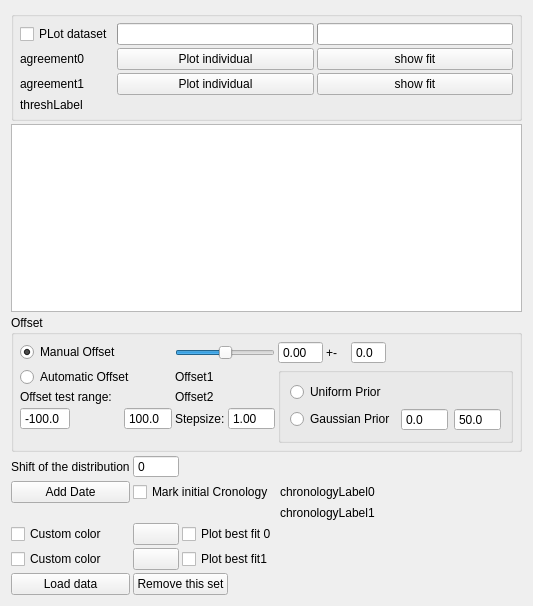
Above: Library/UIFiles/DatasetWidget.ui from Theserich/Wigglematcher before the change. Below: the same form after it.
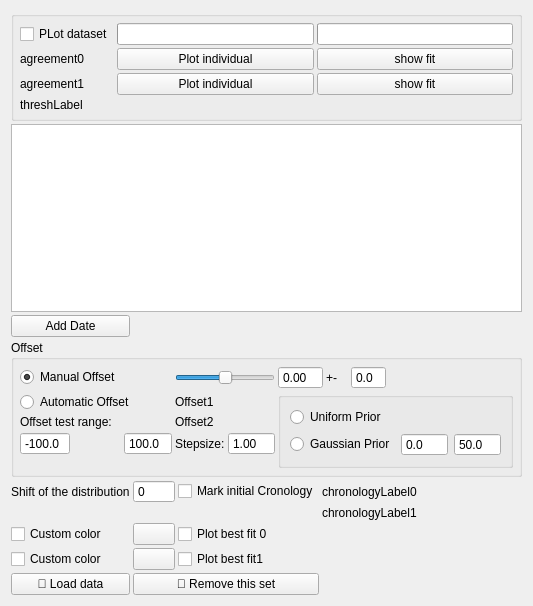
That is the form after the change. Custom widgets are drawn as their Qt base class.

The edit to the form file:
```diff
--- a/Library/UIFiles/DatasetWidget.ui
+++ b/Library/UIFiles/DatasetWidget.ui
@@ -20,99 +20,6 @@
    <property name="spacing">
     <number>3</number>
    </property>
-   <item row="11" column="2" colspan="3">
-    <widget class="QCheckBox" name="ChronoCheck">
-     <property name="text">
-      <string>Mark initial Cronology</string>
-     </property>
-    </widget>
-   </item>
-   <item row="5" column="1" colspan="8">
-    <widget class="MyTableView" name="tableView"/>
-   </item>
-   <item row="14" column="2">
-    <widget class="QPushButton" name="colorButton1">
-     <property name="text">
-      <string/>
-     </property>
-    </widget>
-   </item>
-   <item row="10" column="2">
-    <widget class="QSpinBox" name="shiftEdit">
-     <property name="buttonSymbols">
-      <enum>QAbstractSpinBox::NoButtons</enum>
-     </property>
-     <property name="minimum">
-      <number>-1000</number>
-     </property>
-     <property name="maximum">
-      <number>1000</number>
-     </property>
-    </widget>
-   </item>
-   <item row="11" column="1">
-    <widget class="QPushButton" name="addButton">
-     <property name="text">
-      <string>Add Date</string>
-     </property>
-    </widget>
-   </item>
-   <item row="13" column="1">
-    <widget class="QCheckBox" name="colorCheck0">
-     <property name="text">
-      <string>Custom color</string>
-     </property>
-    </widget>
-   </item>
-   <item row="14" column="1">
-    <widget class="QCheckBox" name="colorCheck1">
-     <property name="text">
-      <string>Custom color</string>
-     </property>
-    </widget>
-   </item>
-   <item row="13" column="2">
-    <widget class="QPushButton" name="colorButton0">
-     <property name="text">
-      <string/>
-     </property>
-    </widget>
-   </item>
-   <item row="13" column="3" colspan="5">
-    <widget class="QCheckBox" name="showCheck0">
-     <property name="text">
-      <string>Plot best fit 0</string>
-     </property>
-    </widget>
-   </item>
-   <item row="14" column="3" colspan="5">
-    <widget class="QCheckBox" name="showCheck1">
-     <property name="text">
-      <string>Plot best fit1</string>
-     </property>
-    </widget>
-   </item>
-   <item row="10" column="1">
-    <widget class="QLabel" name="label_4">
-     <property name="text">
-      <string>Shift of the distribution</string>
-     </property>
-    </widget>
-   </item>
-   <item row="15" column="1">
-    <widget class="QPushButton" name="loadButton">
-     <property name="text">
-      <string>Load data</string>
-     </property>
-    </widget>
-   </item>
-   <item row="15" column="2" colspan="2">
-    <widget class="QPushButton" name="deleteButton">
-     <property name="text">
-      <string>Remove this set</string>
-     </property>
-    </widget>
-   </item>
    <item row="0" column="1" colspan="8">
     <widget class="QGroupBox" name="groupBox">
      <property name="title">
@@ -225,7 +132,7 @@
      </layout>
     </widget>
    </item>
-   <item row="6" column="1" rowspan="3" colspan="8">
+   <item row="7" column="1" rowspan="3" colspan="8">
     <widget class="QGroupBox" name="groupBox_2">
      <property name="layoutDirection">
       <enum>Qt::LeftToRight</enum>
@@ -467,14 +374,107 @@
      </layout>
     </widget>
    </item>
-   <item row="11" column="5">
+   <item row="14" column="1">
+    <widget class="QCheckBox" name="colorCheck0">
+     <property name="text">
+      <string>Custom color</string>
+     </property>
+    </widget>
+   </item>
+   <item row="5" column="1" colspan="8">
+    <widget class="MyTableView" name="tableView"/>
+   </item>
+   <item row="11" column="2">
+    <widget class="QSpinBox" name="shiftEdit">
+     <property name="buttonSymbols">
+      <enum>QAbstractSpinBox::NoButtons</enum>
+     </property>
+     <property name="minimum">
+      <number>-1000</number>
+     </property>
+     <property name="maximum">
+      <number>1000</number>
+     </property>
+    </widget>
+   </item>
+   <item row="15" column="2">
+    <widget class="QPushButton" name="colorButton1">
+     <property name="text">
+      <string/>
+     </property>
+    </widget>
+   </item>
+   <item row="15" column="3" colspan="5">
+    <widget class="QCheckBox" name="showCheck1">
+     <property name="text">
+      <string>Plot best fit1</string>
+     </property>
+    </widget>
+   </item>
+   <item row="15" column="1">
+    <widget class="QCheckBox" name="colorCheck1">
+     <property name="text">
+      <string>Custom color</string>
+     </property>
+    </widget>
+   </item>
+   <item row="14" column="2">
+    <widget class="QPushButton" name="colorButton0">
+     <property name="text">
+      <string/>
+     </property>
+    </widget>
+   </item>
+   <item row="14" column="3" colspan="5">
+    <widget class="QCheckBox" name="showCheck0">
+     <property name="text">
+      <string>Plot best fit 0</string>
+     </property>
+    </widget>
+   </item>
+   <item row="11" column="1">
+    <widget class="QLabel" name="label_4">
+     <property name="text">
+      <string>Shift of the distribution</string>
+     </property>
+    </widget>
+   </item>
+   <item row="16" column="1">
+    <widget class="QPushButton" name="loadButton">
+     <property name="text">
+      <string>📁 Load data</string>
+     </property>
+    </widget>
+   </item>
+   <item row="16" column="2" colspan="2">
+    <widget class="QPushButton" name="deleteButton">
+     <property name="text">
+      <string>🚫 Remove this set</string>
+     </property>
+    </widget>
+   </item>
+   <item row="6" column="1">
+    <widget class="QPushButton" name="addButton">
+     <property name="text">
+      <string>Add Date</string>
+     </property>
+    </widget>
+   </item>
+   <item row="11" column="3">
+    <widget class="QCheckBox" name="ChronoCheck">
+     <property name="text">
+      <string>Mark initial Cronology</string>
+     </property>
+    </widget>
+   </item>
+   <item row="11" column="4">
     <widget class="QLabel" name="chronologyLabel0">
      <property name="text">
       <string>chronologyLabel0</string>
      </property>
     </widget>
    </item>
-   <item row="12" column="5">
+   <item row="13" column="4">
     <widget class="QLabel" name="chronologyLabel1">
      <property name="text">
       <string>chronologyLabel1</string>
```
